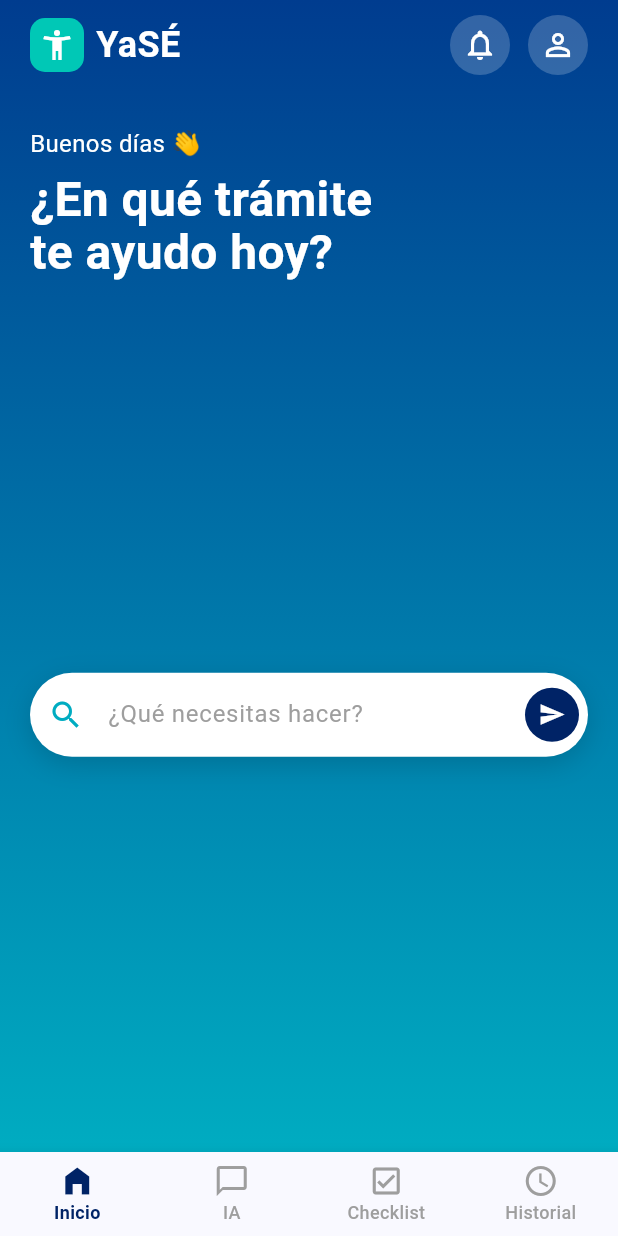
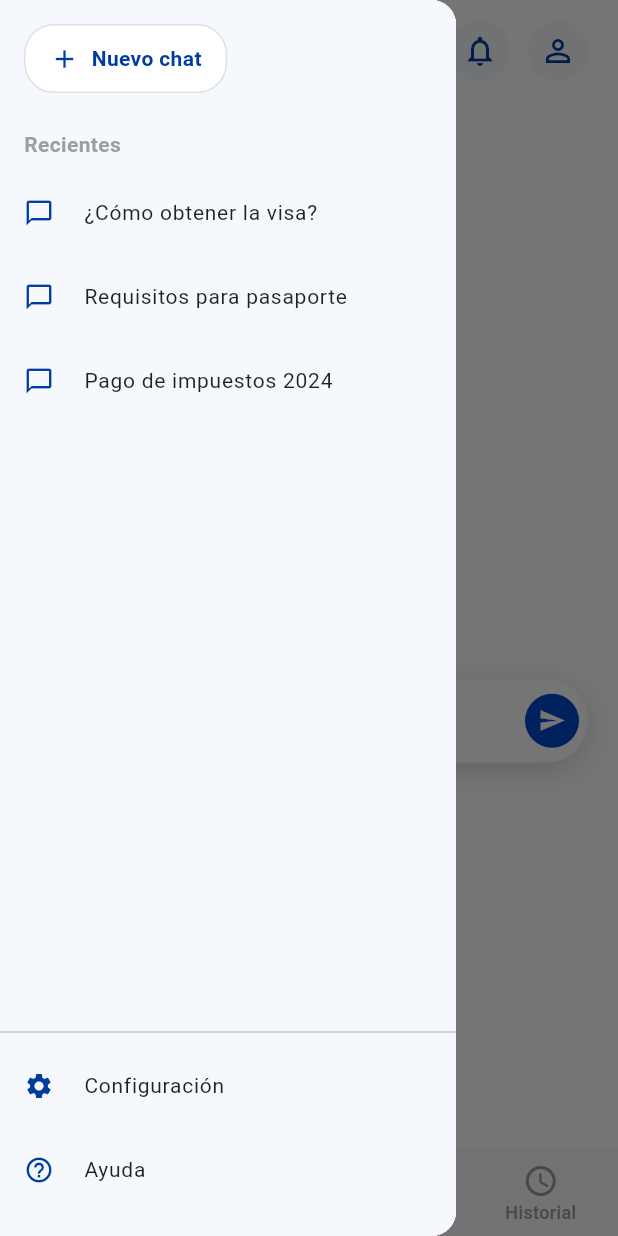
Before and after one commit to YsaiCV/hackaton_bwa_frontend, a Flutter app: the screen it shows after launch, with the side drawer open (before the commit the screen has no drawer), on a phone screen of 412 x 824 dp. Run offline on Flutter 3.47's test engine with Material 3 defaults, Android fonts, the phone set to English and light mode, and no system bars.

Commit message:
feat: add lateral menu

```diff
--- a/lib/main.dart
+++ b/lib/main.dart
@@ -14,7 +14,7 @@ class MyApp extends StatelessWidget {
       title: 'YaSÉ',
       debugShowCheckedModeBanner: false,
       theme: ThemeData(
-        colorScheme: ColorScheme.fromSeed(seedColor: const Color(0xFF00458F)),
+        colorScheme: ColorScheme.fromSeed(seedColor: const Color(0xFF003C9E)),
         fontFamily: 'Roboto',
       ),
       home: const ChatInputScreen(),
--- a/lib/screens/chat_input_screen.dart
+++ b/lib/screens/chat_input_screen.dart
@@ -17,6 +17,7 @@ class _ChatInputScreenState extends State<ChatInputScreen> {
   bool _isChatMode = false;
   final List<ChatMessage> _messages = [];
   final ScrollController _scrollController = ScrollController();
+  final GlobalKey<ScaffoldState> _scaffoldKey = GlobalKey<ScaffoldState>();
 
   void _startStreaming() {
     if (_queryController.text.trim().isEmpty) return;
@@ -119,14 +120,14 @@ class _ChatInputScreenState extends State<ChatInputScreen> {
         decoration: InputDecoration(
           hintText: '¿Qué necesitas hacer?',
           hintStyle: TextStyle(color: Colors.grey.shade500),
-          prefixIcon: const Icon(Icons.search, color: Color(0xFF00ACC1)),
+          prefixIcon: const Icon(Icons.search, color: Color(0xFF00B8B8)),
           suffixIcon: Padding(
             padding: const EdgeInsets.all(6.0),
             child: InkWell(
               onTap: _isLoading ? null : _startStreaming,
               child: Container(
                 decoration: const BoxDecoration(
-                  color: Color(0xFF002366),
+                  color: Color(0xFF0047C7),
                   shape: BoxShape.circle,
                 ),
                 child: _isLoading
@@ -210,7 +211,7 @@ class _ChatInputScreenState extends State<ChatInputScreen> {
           const SizedBox(
             width: 16,
             height: 16,
-            child: CircularProgressIndicator(strokeWidth: 2, color: Color(0xFF00ACC1)),
+            child: CircularProgressIndicator(strokeWidth: 2, color: Color(0xFF00B8B8)),
           ),
           const SizedBox(width: 12),
           Expanded(
@@ -233,7 +234,7 @@ class _ChatInputScreenState extends State<ChatInputScreen> {
         SizedBox(
           width: 16,
           height: 16,
-          child: CircularProgressIndicator(strokeWidth: 2, color: Color(0xFF00ACC1)),
+          child: CircularProgressIndicator(strokeWidth: 2, color: Color(0xFF00B8B8)),
         ),
         SizedBox(width: 12),
         Text('Iniciando...', style: TextStyle(color: Colors.black54, fontStyle: FontStyle.italic, fontSize: 14)),
@@ -242,13 +243,31 @@ class _ChatInputScreenState extends State<ChatInputScreen> {
   }
 
   Widget _buildChatBubble(ChatMessage message) {
-    return Align(
-      alignment: message.isUser ? Alignment.centerRight : Alignment.centerLeft,
+    return Padding(
+      padding: const EdgeInsets.symmetric(vertical: 8, horizontal: 16),
+      child: Row(
+        mainAxisAlignment: message.isUser ? MainAxisAlignment.end : MainAxisAlignment.start,
+        crossAxisAlignment: CrossAxisAlignment.end,
+        children: [
+          if (!message.isUser) ...[
+            Container(
+              margin: const EdgeInsets.only(right: 8, bottom: 4),
+              child: ClipRRect(
+                borderRadius: BorderRadius.circular(10),
+                child: Image.asset(
+                  'assets/images/app-icono-yase.png',
+                  width: 28,
+                  height: 28,
+                  fit: BoxFit.cover,
+                ),
+              ),
+            ),
+          ],
+          Flexible(
             child: Container(
-        margin: const EdgeInsets.symmetric(vertical: 8, horizontal: 16),
               padding: const EdgeInsets.all(16),
               decoration: BoxDecoration(
-          color: message.isUser ? const Color(0xFF002366) : Colors.white,
+                color: message.isUser ? const Color(0xFF0047C7) : const Color(0xFFF5F8FC),
                 borderRadius: BorderRadius.only(
                   topLeft: const Radius.circular(20),
                   topRight: const Radius.circular(20),
@@ -271,52 +290,139 @@ class _ChatInputScreenState extends State<ChatInputScreen> {
                     )
                   : _buildBotMessageContent(message),
             ),
+          ),
+        ],
+      ),
     );
   }
 
-  @override
-  Widget build(BuildContext context) {
-    return Scaffold(
-      body: Container(
-        decoration: const BoxDecoration(
-          // Mantenemos siempre el gradiente principal según requerimiento
-          gradient: LinearGradient(
-            begin: Alignment.topCenter,
-            end: Alignment.bottomCenter,
-            colors: [
-              Color(0xFF003C8F), // Dark blue
-              Color(0xFF00ACC1), // Teal/Cyan
+  bool _isSidebarOpenDesktop = true;
+
+  Widget _buildSidebarContent() {
+    return Container(
+      width: 280,
+      color: const Color(0xFFF5F8FC),
+      child: SafeArea(
+        child: Column(
+          crossAxisAlignment: CrossAxisAlignment.start,
+          children: [
+            Padding(
+              padding: const EdgeInsets.all(16.0),
+              child: InkWell(
+                onTap: () {
+                  setState(() {
+                    _messages.clear();
+                    _isChatMode = false;
+                    _queryController.clear();
+                  });
+                  if (MediaQuery.of(context).size.width < 800) {
+                    Navigator.pop(context);
+                  }
+                },
+                child: Container(
+                  padding: const EdgeInsets.symmetric(horizontal: 16, vertical: 12),
+                  decoration: BoxDecoration(
+                    color: Colors.white,
+                    borderRadius: BorderRadius.circular(20),
+                    border: Border.all(color: Colors.grey.shade300),
+                  ),
+                  child: const Row(
+                    mainAxisSize: MainAxisSize.min,
+                    children: [
+                      Icon(Icons.add, color: Color(0xFF003C9E), size: 20),
+                      SizedBox(width: 8),
+                      Text('Nuevo chat', style: TextStyle(color: Color(0xFF003C9E), fontWeight: FontWeight.bold)),
                     ],
                   ),
+                ),
+              ),
+            ),
+            const Padding(
+              padding: EdgeInsets.symmetric(horizontal: 16.0, vertical: 8.0),
+              child: Text(
+                'Recientes',
+                style: TextStyle(fontSize: 14, fontWeight: FontWeight.w600, color: Colors.grey),
+              ),
+            ),
+            Expanded(
+              child: ListView(
+                padding: EdgeInsets.zero,
+                children: [
+                  _buildDrawerItem('¿Cómo obtener la visa?'),
+                  _buildDrawerItem('Requisitos para pasaporte'),
+                  _buildDrawerItem('Pago de impuestos 2024'),
+                ],
+              ),
+            ),
+            const Divider(),
+            _buildDrawerItem('Configuración', icon: Icons.settings),
+            _buildDrawerItem('Ayuda', icon: Icons.help_outline),
+            const SizedBox(height: 16),
+          ],
+        ),
+      ),
+    );
+  }
+
+  Widget _buildDrawerItem(String title, {IconData? icon}) {
+    return ListTile(
+      leading: Icon(icon ?? Icons.chat_bubble_outline, size: 20, color: const Color(0xFF003C9E)),
+      title: Text(
+        title,
+        style: const TextStyle(fontSize: 14, color: Colors.black87),
+        maxLines: 1,
+        overflow: TextOverflow.ellipsis,
+      ),
+      onTap: () {
+        if (MediaQuery.of(context).size.width < 800) {
+          Navigator.pop(context);
+        }
+      },
+    );
+  }
+
+  Widget _buildMainContent(bool isDesktop) {
+    return Container(
+      decoration: const BoxDecoration(
+        color: Colors.white,
       ),
       child: SafeArea(
         child: Column(
           children: [
             // Header
             if (!_isChatMode)
-                const CustomHeader()
+              CustomHeader(
+                onMenuPressed: () {
+                  if (isDesktop) {
+                    setState(() => _isSidebarOpenDesktop = !_isSidebarOpenDesktop);
+                  } else {
+                    _scaffoldKey.currentState?.openDrawer();
+                  }
+                },
+              )
             else
               // Header reducido en modo chat
               Padding(
                 padding: const EdgeInsets.symmetric(horizontal: 20.0, vertical: 10.0),
                 child: Row(
                   children: [
-                      Container(
-                        padding: const EdgeInsets.all(6),
-                        decoration: BoxDecoration(
-                          color: const Color(0xFF00C8B6),
-                          borderRadius: BorderRadius.circular(10),
+                    Builder(
+                      builder: (context) {
+                        return IconButton(
+                          icon: const Icon(Icons.menu, color: Color(0xFF003C9E)),
+                          onPressed: () {
+                            if (isDesktop) {
+                              setState(() => _isSidebarOpenDesktop = !_isSidebarOpenDesktop);
+                            } else {
+                              _scaffoldKey.currentState?.openDrawer();
+                            }
+                          },
+                        );
+                      }
                     ),
-                        child: const Icon(Icons.accessibility_new, color: Colors.white, size: 24),
-                      ),
-                      const SizedBox(width: 8),
-                      const Text(
-                        'YaSÉ',
-                        style: TextStyle(
-                          color: Colors.white,
-                          fontSize: 24,
-                          fontWeight: FontWeight.bold,
-                        ),
+                    Image.asset(
+                      'assets/images/logo-rectangular.png',
+                      height: 36,
                     ),
                   ],
                 ),
@@ -354,11 +460,26 @@ class _ChatInputScreenState extends State<ChatInputScreen> {
           ],
         ),
       ),
+    );
+  }
+
+  @override
+  Widget build(BuildContext context) {
+    final isDesktop = MediaQuery.of(context).size.width >= 800;
+
+    return Scaffold(
+      key: _scaffoldKey,
+      drawer: isDesktop ? null : Drawer(child: _buildSidebarContent()),
+      body: Row(
+        children: [
+          if (isDesktop && _isSidebarOpenDesktop)
+            _buildSidebarContent(),
+          Expanded(child: _buildMainContent(isDesktop)),
+        ],
       ),
-      bottomNavigationBar: _isChatMode ? null : BottomNavigationBar(
-        // The bar can be kept on both, but usually hidden in chat
+      bottomNavigationBar: (_isChatMode || isDesktop) ? null : BottomNavigationBar(
         type: BottomNavigationBarType.fixed,
-        selectedItemColor: const Color(0xFF002366),
+        selectedItemColor: const Color(0xFF0047C7),
         unselectedItemColor: Colors.grey.shade500,
         showUnselectedLabels: true,
         selectedLabelStyle: const TextStyle(fontWeight: FontWeight.w600, fontSize: 12),
--- a/lib/widgets/custom_header.dart
+++ b/lib/widgets/custom_header.dart
@@ -1,16 +1,18 @@
 import 'package:flutter/material.dart';
 
 class CustomHeader extends StatelessWidget {
-  const CustomHeader({super.key});
+  final VoidCallback? onMenuPressed;
+
+  const CustomHeader({super.key, this.onMenuPressed});
 
   Widget _buildTopIcon(IconData icon) {
     return Container(
       padding: const EdgeInsets.all(8),
-      decoration: BoxDecoration(
-        color: Colors.white.withOpacity(0.2),
+      decoration: const BoxDecoration(
+        color: Color(0xFFF5F8FC), // Gris claro fondo
         shape: BoxShape.circle,
       ),
-      child: Icon(icon, color: Colors.white, size: 24),
+      child: Icon(icon, color: const Color(0xFF003C9E), size: 24),
     );
   }
 
@@ -25,25 +27,20 @@ class CustomHeader extends StatelessWidget {
           child: Row(
             mainAxisAlignment: MainAxisAlignment.spaceBetween,
             children: [
-              // Logo
+              // Logo and Menu
               Row(
                 children: [
-                  Container(
-                    padding: const EdgeInsets.all(6),
-                    decoration: BoxDecoration(
-                      color: const Color(0xFF00C8B6),
-                      borderRadius: BorderRadius.circular(10),
-                    ),
-                    child: const Icon(Icons.accessibility_new, color: Colors.white, size: 24),
+                  Builder(
+                    builder: (context) {
+                      return IconButton(
+                        icon: const Icon(Icons.menu, color: Color(0xFF003C9E)),
+                        onPressed: onMenuPressed ?? () => Scaffold.of(context).openDrawer(),
+                      );
+                    }
                   ),
-                  const SizedBox(width: 8),
-                  const Text(
-                    'YaSÉ',
-                    style: TextStyle(
-                      color: Colors.white,
-                      fontSize: 24,
-                      fontWeight: FontWeight.bold,
-                    ),
+                  Image.asset(
+                    'assets/images/logo-rectangular.png',
+                    height: 45,
                   ),
                 ],
               ),
@@ -70,7 +67,7 @@ class CustomHeader extends StatelessWidget {
               Text(
                 'Buenos días 👋',
                 style: TextStyle(
-                  color: Colors.white,
+                  color: Color(0xFF003C9E),
                   fontSize: 16,
                 ),
               ),
@@ -78,7 +75,7 @@ class CustomHeader extends StatelessWidget {
               Text(
                 '¿En qué trámite\nte ayudo hoy?',
                 style: TextStyle(
-                  color: Colors.white,
+                  color: Color(0xFF003C9E),
                   fontSize: 32,
                   fontWeight: FontWeight.bold,
                   height: 1.1,
--- a/pubspec.yaml
+++ b/pubspec.yaml
@@ -59,9 +59,8 @@ flutter:
   uses-material-design: true
 
   # To add assets to your application, add an assets section, like this:
-  # assets:
-  #   - images/a_dot_burr.jpeg
-  #   - images/a_dot_ham.jpeg
+  assets:
+    - assets/images/
 
   # An image asset can refer to one or more resolution-specific "variants", see
   # https://flutter.dev/to/resolution-aware-images
```
Also changed, not shown: assets/images/app-icono-yase.png (added), assets/images/logo-rectangular.png (added), assets/images/logo-yase.png (added). Lines whose indentation alone changed are shown as unchanged.
